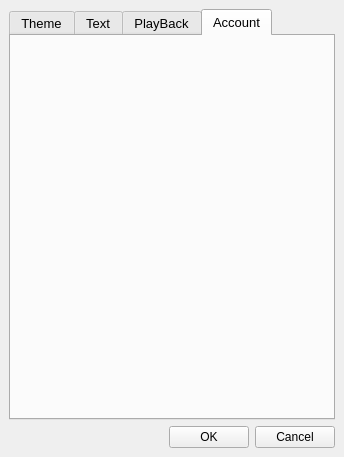
Qt form SettingPart/Setting.ui (EE-AUT/Media-player) before a commit.
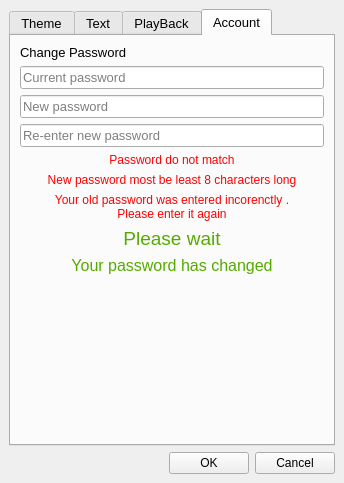
The same form after that commit. The open tabs and pages were chosen to show the change.

Commit message: Change Password Part added

Diff of the .ui file:
```diff
--- a/SettingPart/Setting.ui
+++ b/SettingPart/Setting.ui
@@ -7,7 +7,7 @@
     <x>0</x>
     <y>0</y>
     <width>344</width>
-    <height>457</height>
+    <height>483</height>
    </rect>
   </property>
   <property name="minimumSize">
@@ -938,6 +938,135 @@
        <attribute name="title">
         <string>Account</string>
        </attribute>
+       <layout class="QVBoxLayout" name="verticalLayout">
+        <item>
+         <layout class="QHBoxLayout" name="horizontalLayout_7">
+          <item>
+           <widget class="QLabel" name="label_6">
+            <property name="maximumSize">
+             <size>
+              <width>16777215</width>
+              <height>20</height>
+             </size>
+            </property>
+            <property name="text">
+             <string>Change Password </string>
+            </property>
+           </widget>
+          </item>
+         </layout>
+        </item>
+        <item>
+         <widget class="QLineEdit" name="lineEdit_CurrentPass">
+          <property name="placeholderText">
+           <string>Current password</string>
+          </property>
+         </widget>
+        </item>
+        <item>
+         <widget class="QLineEdit" name="lineEdit_NewPass">
+          <property name="placeholderText">
+           <string>New password</string>
+          </property>
+         </widget>
+        </item>
+        <item>
+         <widget class="QLineEdit" name="lineEdit_ReNewpass">
+          <property name="placeholderText">
+           <string>Re-enter new password</string>
+          </property>
+         </widget>
+        </item>
+        <item>
+         <widget class="QLabel" name="label_NotMatch">
+          <property name="styleSheet">
+           <string notr="true">color: rgb(255, 0, 0);</string>
+          </property>
+          <property name="text">
+           <string>Password do not match</string>
+          </property>
+          <property name="alignment">
+           <set>Qt::AlignCenter</set>
+          </property>
+         </widget>
+        </item>
+        <item>
+         <widget class="QLabel" name="label_PassLong">
+          <property name="styleSheet">
+           <string notr="true">color: rgb(255, 0, 0);</string>
+          </property>
+          <property name="text">
+           <string>New password most be least 8 characters long</string>
+          </property>
+          <property name="alignment">
+           <set>Qt::AlignCenter</set>
+          </property>
+         </widget>
+        </item>
+        <item>
+         <widget class="QLabel" name="label_OldPass">
+          <property name="styleSheet">
+           <string notr="true">color: rgb(255, 0, 0);</string>
+          </property>
+          <property name="text">
+           <string>Your old password was entered incorenctly .
+Please enter it again</string>
+          </property>
+          <property name="alignment">
+           <set>Qt::AlignCenter</set>
+          </property>
+         </widget>
+        </item>
+        <item>
+         <widget class="QLabel" name="label_Wait">
+          <property name="font">
+           <font>
+            <pointsize>14</pointsize>
+           </font>
+          </property>
+          <property name="styleSheet">
+           <string notr="true">color: rgb(85, 170, 0);</string>
+          </property>
+          <property name="text">
+           <string>Please wait</string>
+          </property>
+          <property name="alignment">
+           <set>Qt::AlignCenter</set>
+          </property>
+         </widget>
+        </item>
+        <item>
+         <widget class="QLabel" name="label_finish">
+          <property name="font">
+           <font>
+            <pointsize>12</pointsize>
+           </font>
+          </property>
+          <property name="styleSheet">
+           <string notr="true">color: rgb(85, 170, 0);</string>
+          </property>
+          <property name="text">
+           <string>Your password has changed</string>
+          </property>
+          <property name="alignment">
+           <set>Qt::AlignCenter</set>
+          </property>
+         </widget>
+        </item>
+        <item>
+         <spacer name="verticalSpacer_4">
+          <property name="orientation">
+           <enum>Qt::Vertical</enum>
+          </property>
+          <property name="sizeHint" stdset="0">
+           <size>
+            <width>20</width>
+            <height>40</height>
+           </size>
+          </property>
+         </spacer>
+        </item>
+       </layout>
       </widget>
      </widget>
     </item>
@@ -950,7 +1079,7 @@
         </property>
         <property name="sizeHint" stdset="0">
          <size>
-          <width>40</width>
+          <width>159</width>
           <height>20</height>
          </size>
         </property>
```
The commit also changes 32 other files.
